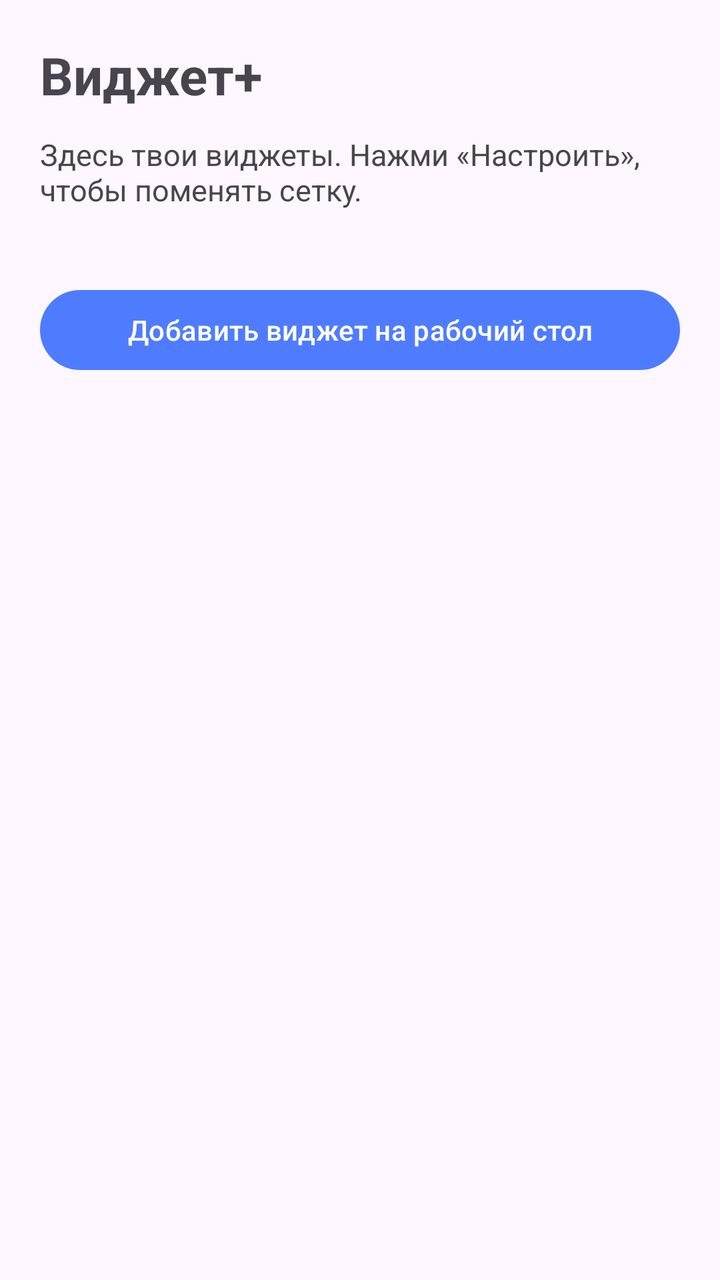
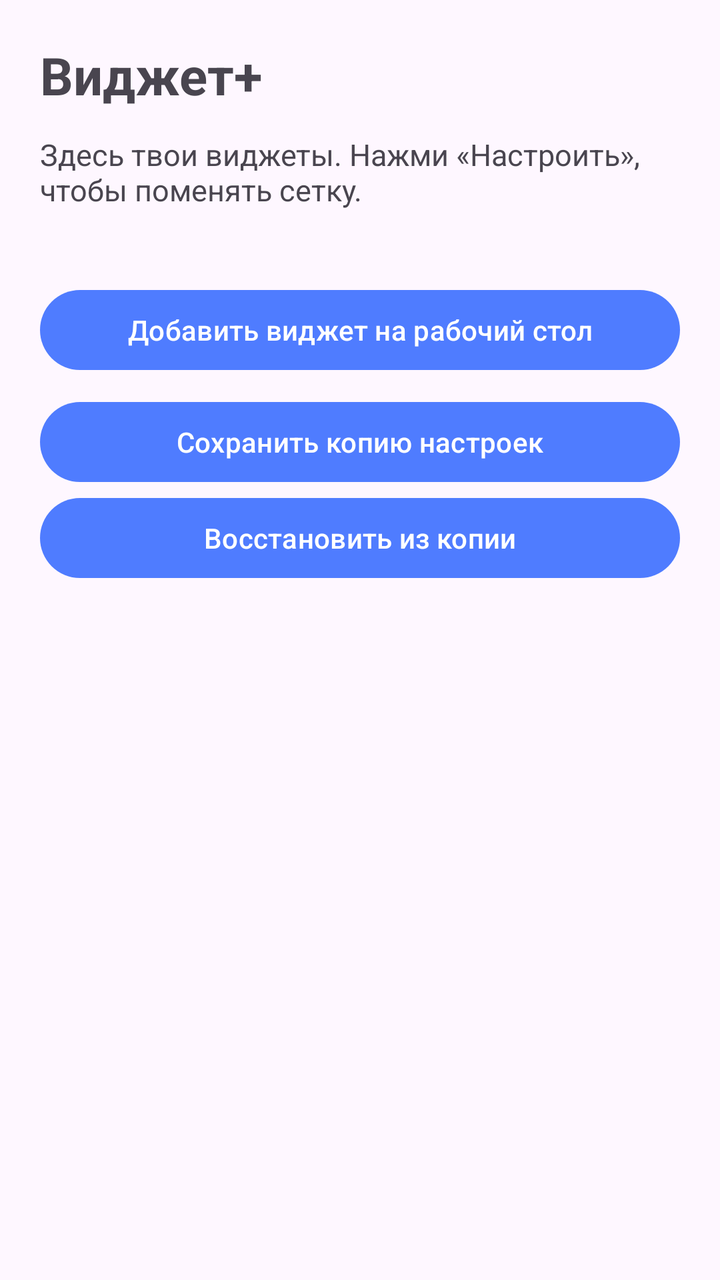

Two renders of the same Android screen: before a commit and after it. Below are the layout's source before the change and the commit's diff.
<!-- AndroidManifest.xml: application theme Theme.WidgetPlus -->
<!-- res/layout/activity_main.xml -->
<?xml version="1.0" encoding="utf-8"?>
<ScrollView xmlns:android="http://schemas.android.com/apk/res/android"
    android:layout_width="match_parent"
    android:layout_height="match_parent"
    android:fillViewport="true">

    <LinearLayout
        android:layout_width="match_parent"
        android:layout_height="wrap_content"
        android:orientation="vertical"
        android:padding="20dp">

        <TextView
            android:layout_width="match_parent"
            android:layout_height="wrap_content"
            android:text="@string/main_title"
            android:textSize="26sp"
            android:textStyle="bold" />

        <TextView
            android:layout_width="match_parent"
            android:layout_height="wrap_content"
            android:layout_marginTop="12dp"
            android:text="@string/main_hint"
            android:textSize="15sp" />

        <LinearLayout
            android:id="@+id/widgetList"
            android:layout_width="match_parent"
            android:layout_height="wrap_content"
            android:layout_marginTop="16dp"
            android:orientation="vertical" />

        <Button
            android:id="@+id/btnAddWidget"
            android:layout_width="match_parent"
            android:layout_height="wrap_content"
            android:layout_marginTop="20dp"
            android:text="@string/add_widget" />

    </LinearLayout>
</ScrollView>
<!-- resources referenced by this layout -->
<resources>
  <string name="add_widget">Добавить виджет на рабочий стол</string>
  <string name="main_hint">Здесь твои виджеты. Нажми «Настроить», чтобы поменять сетку.</string>
  <string name="main_title">Виджет+</string>
  <style name="Theme.WidgetPlus" parent="Theme.Material3.DayNight">
          <item name="colorPrimary">@color/brand</item>
          <item name="colorOnPrimary">#FFFFFFFF</item>
      </style>
  <color name="brand">#FF4F7CFF</color>
</resources>

<!-- the commit's change to res/layout/activity_main.xml (unified diff, before → after) -->
@@ -38,5 +38,18 @@
             android:layout_marginTop="20dp"
             android:text="@string/add_widget" />
 
+        <Button
+            android:id="@+id/btnBackup"
+            android:layout_width="match_parent"
+            android:layout_height="wrap_content"
+            android:layout_marginTop="8dp"
+            android:text="@string/backup_save" />
+
+        <Button
+            android:id="@+id/btnRestore"
+            android:layout_width="match_parent"
+            android:layout_height="wrap_content"
+            android:text="@string/backup_restore" />
+
     </LinearLayout>
 </ScrollView>
<!-- resource entries referenced after the edit -->
@@ -1,6 +1,8 @@
 <!-- resources referenced by this layout -->
 <resources>
   <string name="add_widget">Добавить виджет на рабочий стол</string>
+  <string name="backup_restore">Восстановить из копии</string>
+  <string name="backup_save">Сохранить копию настроек</string>
   <string name="main_hint">Здесь твои виджеты. Нажми «Настроить», чтобы поменять сетку.</string>
   <string name="main_title">Виджет+</string>
   <style name="Theme.WidgetPlus" parent="Theme.Material3.DayNight">
